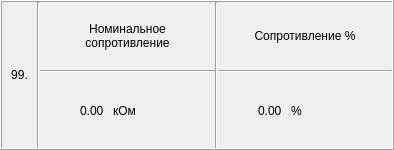
Before: the Qt Designer form resistorviewframe.ui in evilpeopletyranny/BallastStand, drawn with Qt 5.
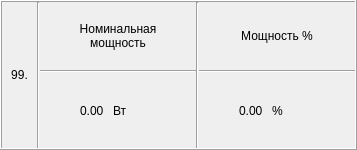
After: the same form once the commit is applied.

Patch:
```diff
--- a/resistorviewframe.ui
+++ b/resistorviewframe.ui
@@ -6,12 +6,12 @@
    <rect>
     <x>0</x>
     <y>0</y>
-    <width>394</width>
+    <width>357</width>
     <height>150</height>
    </rect>
   </property>
   <property name="sizePolicy">
-   <sizepolicy hsizetype="Preferred" vsizetype="Maximum">
+   <sizepolicy hsizetype="Maximum" vsizetype="Maximum">
     <horstretch>0</horstretch>
     <verstretch>0</verstretch>
    </sizepolicy>
@@ -121,8 +121,8 @@
         </size>
        </property>
        <property name="text">
-        <string>Номинальное
-сопротивление</string>
+        <string>Номинальная
+мощность</string>
        </property>
        <property name="alignment">
         <set>Qt::AlignCenter</set>
@@ -164,7 +164,7 @@
        <item>
         <widget class="QLabel" name="label_8">
          <property name="text">
-          <string>кОм</string>
+          <string>Вт</string>
          </property>
         </widget>
        </item>
@@ -224,7 +224,7 @@
         </size>
        </property>
        <property name="text">
-        <string>Сопротивление %</string>
+        <string>Мощность %</string>
        </property>
        <property name="alignment">
         <set>Qt::AlignCenter</set>
```
